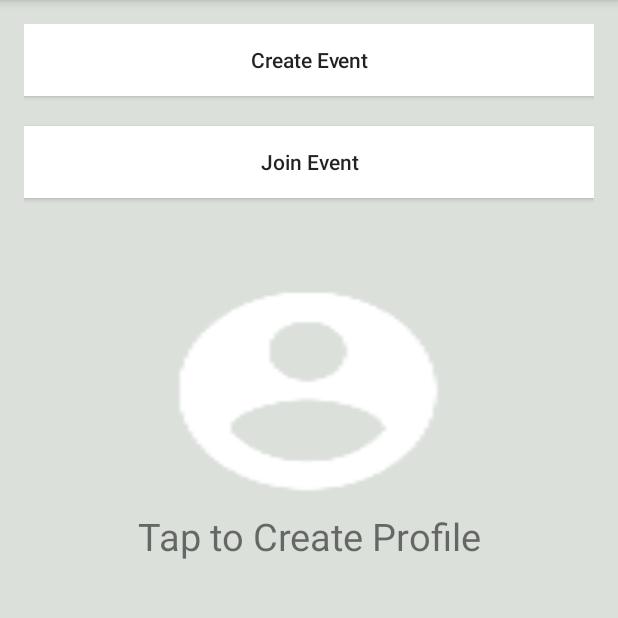
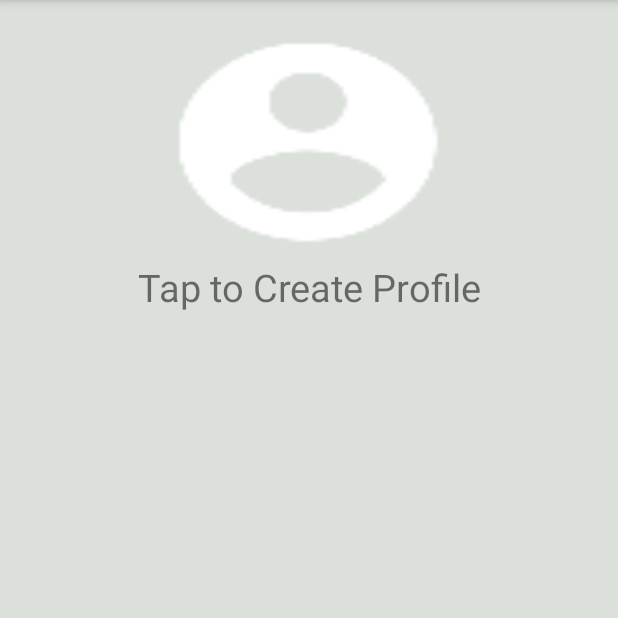
Before and after one commit to ChetMokh/Cliqbac, an Android app: the screen it shows after launch (MainActivity), on a phone screen of 412 x 824 dp, the part 289-907 px from its top. Run offline under Robolectric (Android 15) with nearby library versions, the phone set to English and light mode, and no system bars.

Commit message:
fixing MainActivity bug w/ extra buttons

```diff
--- a/app/src/main/res/layout/content_main.xml
+++ b/app/src/main/res/layout/content_main.xml
@@ -14,28 +14,6 @@
     android:orientation="vertical"
     tools:showIn="@layout/activity_main"
     android:weightSum="1">
-
-    <Button
-        android:layout_width="match_parent"
-        android:layout_height="wrap_content"
-        android:id="@+id/createEventButton"
-        android:text="@string/createEventButton"
-        android:background="#FFFFFF"
-        android:layout_above="@+id/joinEventButton"
-        android:layout_alignParentEnd="true"
-        android:layout_marginBottom="20dp"
-        android:textAllCaps="false"/>
-
-    <Button
-        android:layout_width="match_parent"
-        android:layout_height="wrap_content"
-        android:id="@+id/joinEventButton"
-        android:text="@string/joinEventButton"
-        android:layout_marginBottom="50dp"
-        android:background="#FFFFFF"
-        android:layout_alignParentBottom="true"
-        android:layout_alignParentEnd="true"
-        android:textAllCaps="false"/>
 
     <ImageButton
         android:layout_width="206dp"
```
